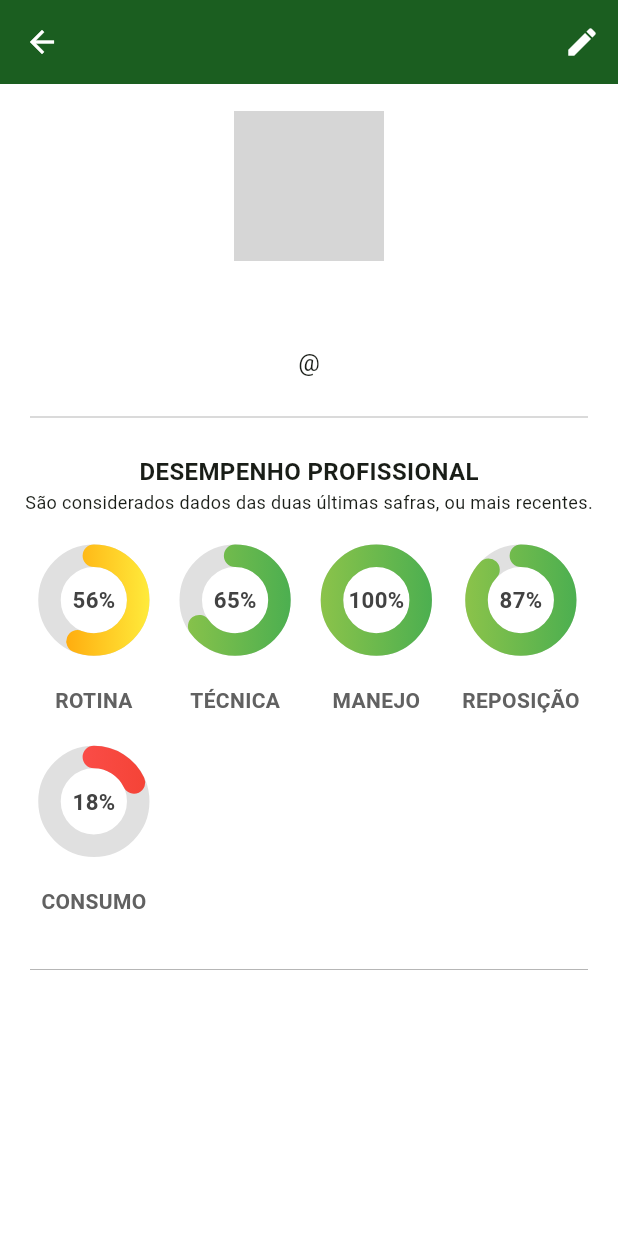
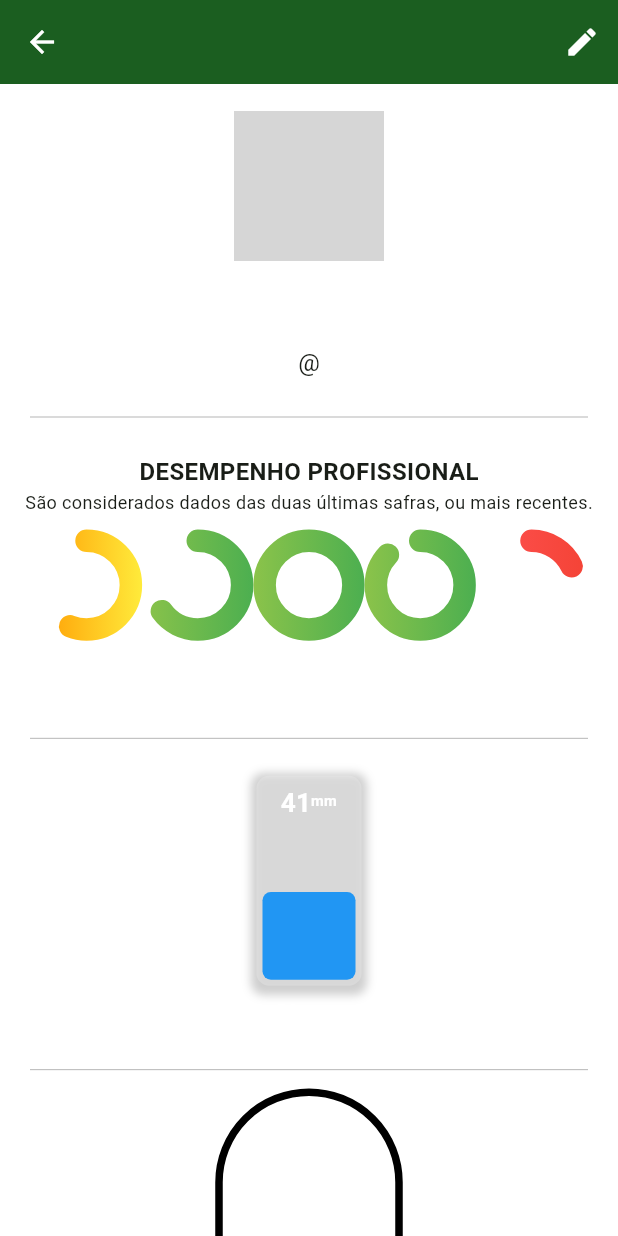
Before and after one commit to matheuspeguim/seringueiro, a Flutter app: the ProfilePage screen opened directly with empty values, on a phone screen of 412 x 824 dp. Run offline on Flutter 3.47's test engine with Material 3 defaults, Android fonts, the light colour scheme and no system bars; our stand-ins replace bloc, cloud_firestore, connectivity_plus, equatable, firebase_auth, firebase_core and 14 more; accounts and stored records are empty; network calls fail; grey boxes are pictures that could not be loaded.

Commit message:
Aplicativo com design e visuais remodelados. Criacao de graficos mais modernos e simples.

```diff
--- a/lib/views/main/home/property/property_widgets/property_buttons_widget/property_buttons_widget.dart
+++ b/lib/views/main/home/property/property_widgets/property_buttons_widget/property_buttons_widget.dart
@@ -30,8 +30,8 @@ class PropertyButtonsWidget extends StatelessWidget {
               child: Wrap(
                 direction:
                     Axis.horizontal, // Organiza os filhos horizontalmente
-                spacing: 4.0, // Espaço horizontal entre os botões
-                runSpacing: 4.0, // Espaço vertical entre as linhas
+                spacing: 1.0, // Espaço horizontal entre os botões
+                runSpacing: 1.0, // Espaço vertical entre as linhas
                 alignment: WrapAlignment
                     .center, // Alinha os botões ao início do eixo principal
                 children: state.buttons, // Os botões carregados
--- a/lib/views/main/home/weather/hourly_weather_widget.dart
+++ b/lib/views/main/home/weather/hourly_weather_widget.dart
@@ -88,7 +88,6 @@ class HourlyForecastCard extends StatelessWidget {
                   style: (TextStyle(color: Colors.white, fontSize: 12))),
             ],
           ),
-          if (forecast.precipitation > 0) // Exibir se houver precipitação
           Row(
             children: [
               Icon(
--- a/lib/views/user/profile_page/profile_page.dart
+++ b/lib/views/user/profile_page/profile_page.dart
@@ -4,8 +4,8 @@ import 'package:flutter_seringueiro/models/usuario.dart';
 import 'package:flutter_seringueiro/views/user/account_management/account_management_bloc.dart';
 import 'package:flutter_seringueiro/views/user/account_management/account_management_page.dart';
 import 'package:flutter_seringueiro/widgets/cup_fill.dart';
-import 'package:flutter_seringueiro/widgets/custom_card.dart';
-import 'package:flutter_seringueiro/widgets/porcentage_circle.dart';
+import 'package:flutter_seringueiro/widgets/mug_fill.dart';
+import 'package:flutter_seringueiro/widgets/percentage_circle.dart';
 
 class ProfilePage extends StatelessWidget {
   final Usuario usuario;
@@ -112,6 +112,16 @@ class ProfilePage extends StatelessWidget {
             ),
             Divider(),
             // Adicione mais widgets conforme necessário
+            CupFill(
+              titulo: "Chuva",
+              valor: 44,
+              escala: 0.7,
+            ),
+            Divider(),
+            RubberCollectionMugWidget(
+              title: "Produção",
+              percentage: 33,
+            )
           ],
         ),
       ),
--- a/lib/widgets/cup_fill.dart
+++ b/lib/widgets/cup_fill.dart
@@ -3,9 +3,18 @@ import 'package:flutter/material.dart';
 class CupFill extends StatefulWidget {
   final String titulo;
   final double valor;
+  final double escala;
+  final Color corPreenchimento;
+  final String unidade;
 
-  const CupFill({Key? key, required this.titulo, required this.valor})
-      : super(key: key);
+  const CupFill({
+    Key? key,
+    required this.titulo,
+    required this.valor,
+    this.escala = 1,
+    this.corPreenchimento = Colors.blue,
+    this.unidade = "mm",
+  }) : super(key: key);
 
   @override
   _CupFillState createState() => _CupFillState();
@@ -37,29 +46,33 @@ class _CupFillState extends State<CupFill> with SingleTickerProviderStateMixin {
   }
 
   Color _getColorForValue(double value) {
-    if (value < 30) return Colors.blue.shade100;
-    if (value < 60) return Colors.blue.shade500;
-    return Colors.blue.shade800;
+    return widget.corPreenchimento;
   }
 
   @override
   Widget build(BuildContext context) {
+    // Dimensões proporcionais baseadas no fator de escala
+    double width = 100 * widget.escala;
+    double height = 200 * widget.escala;
+
     return Column(
       mainAxisSize: MainAxisSize.min,
       children: [
         Container(
-          width: 200,
-          height: 300,
-          padding: const EdgeInsets.all(8.0), // Adiciona uma margem interna
+          width: width,
+          height: height,
+          padding: const EdgeInsets.all(4.0), // Adiciona uma margem interna
           decoration: BoxDecoration(
-            color: Colors.white,
-            borderRadius: BorderRadius.circular(12.0),
+            color: Colors.white.withOpacity(0.2),
+            borderRadius: BorderRadius.circular(
+                12.0 * widget.escala), // Arredondamento proporcional
             boxShadow: [
               BoxShadow(
                 color: Colors.grey.withOpacity(0.5),
-                spreadRadius: 5,
-                blurRadius: 7,
-                offset: Offset(0, 3), // changes position of shadow
+                spreadRadius: 5 * widget.escala, // Sombra proporcional
+                blurRadius: 7 * widget.escala,
+                offset: Offset(
+                    0, 3 * widget.escala), // Posição da sombra proporcional
               ),
             ],
           ),
@@ -70,35 +83,66 @@ class _CupFillState extends State<CupFill> with SingleTickerProviderStateMixin {
                 animation: _animation,
                 builder: (_, child) {
                   return Container(
-                    height: 3.0 *
-                        _animation.value, // Altura baseada no valor animado
+                    height: 2 *
+                        widget.escala *
+                        _animation
+                            .value, // Altura baseada no valor animado e escala
                     decoration: BoxDecoration(
                       color: _getColorForValue(_animation.value),
-                      borderRadius: BorderRadius.circular(8.0),
+                      borderRadius: BorderRadius.circular(8.0 * widget.escala),
                     ),
                   );
                 },
               ),
               Positioned.fill(
                 child: Padding(
-                  padding: const EdgeInsets.all(8.0),
+                  padding: const EdgeInsets.all(4.0),
                   child: Align(
-                    alignment: Alignment.topCenter,
-                    child: Text(
-                      '${_animation.value.toInt()}%',
-                      style:
-                          TextStyle(fontSize: 24, fontWeight: FontWeight.bold),
-                    ),
-                  ),
+                      alignment: Alignment.topCenter,
+                      child: RichText(
+                        textAlign: TextAlign.center,
+                        text: TextSpan(
+                          children: [
+                            TextSpan(
+                              text: '${_animation.value.toInt()}',
+                              style: TextStyle(
+                                color: Colors.white,
+                                fontSize: 25 * widget.escala,
+                                fontWeight: FontWeight.bold,
+                              ),
+                            ),
+                            WidgetSpan(
+                              child: Transform.translate(
+                                offset: const Offset(0.0,
+                                    -4.0), // Ajusta a posição do 'mm' em relação ao número
+                                child: Text(
+                                  widget.unidade,
+                                  // Texto menor e com menos destaque que o número
+                                  style: TextStyle(
+                                    color: Colors.white,
+                                    fontSize: 14 * widget.escala,
+                                    fontWeight: FontWeight.bold,
+                                  ),
+                                  textAlign: TextAlign.center,
+                                ),
+                              ),
+                            ),
+                          ],
+                        ),
+                      )),
                 ),
               ),
             ],
           ),
         ),
-        SizedBox(height: 20),
+        SizedBox(height: 10 * widget.escala),
         Text(
-          widget.titulo.toUpperCase(),
-          style: TextStyle(fontSize: 18, fontWeight: FontWeight.bold),
+          widget.titulo,
+          style: TextStyle(
+            fontSize: 24 * widget.escala,
+            fontWeight: FontWeight.bold,
+            color: Colors.white,
+          ),
         ),
       ],
     );
--- a/lib/widgets/custom_drawer.dart
+++ b/lib/widgets/custom_drawer.dart
@@ -57,7 +57,7 @@ class CustomDrawer extends StatelessWidget {
   @override
   Widget build(BuildContext context) {
     return Drawer(
-      backgroundColor: Colors.green.shade100,
+      backgroundColor: Colors.white,
       child: ListView(children: <Widget>[
         UsuarioDrawerHeader(usuario: usuario),
         ListTile(
--- /dev/null
+++ b/lib/widgets/mug_fill.dart
@@ -0,0 +1,126 @@
+import 'package:flutter/material.dart';
+
+class RubberCollectionMugWidget extends StatefulWidget {
+  final String title;
+  final double percentage;
+
+  const RubberCollectionMugWidget({
+    Key? key,
+    required this.title,
+    required this.percentage,
+  }) : super(key: key);
+
+  @override
+  _RubberCollectionMugWidgetState createState() =>
+      _RubberCollectionMugWidgetState();
+}
+
+class _RubberCollectionMugWidgetState extends State<RubberCollectionMugWidget>
+    with SingleTickerProviderStateMixin {
+  late AnimationController _animationController;
+  late Animation<double> _animation;
+
+  @override
+  void initState() {
+    super.initState();
+    _animationController = AnimationController(
+      vsync: this,
+      duration: Duration(seconds: 2),
+    );
+    _animation = Tween<double>(begin: 0, end: widget.percentage)
+        .animate(_animationController)
+      ..addListener(() {
+        setState(() {});
+      });
+    _animationController.forward();
+  }
+
+  @override
+  void dispose() {
+    _animationController.dispose();
+    super.dispose();
+  }
+
+  @override
+  Widget build(BuildContext context) {
+    return Padding(
+      padding: const EdgeInsets.all(10),
+      child: Column(
+        mainAxisSize: MainAxisSize.min,
+        children: [
+          CustomPaint(
+            painter: _RubberMugPainter(percentageCollected: _animation.value),
+            child: Container(
+              width: 200,
+              height: 200,
+            ),
+          ),
+          SizedBox(height: 8),
+          Text(widget.title, style: Theme.of(context).textTheme.headline6),
+          Text('${_animation.value.toStringAsFixed(0)}%',
+              style: Theme.of(context).textTheme.subtitle1),
+        ],
+      ),
+    );
+  }
+}
+
+class _RubberMugPainter extends CustomPainter {
+  final double percentageCollected;
+
+  _RubberMugPainter({required this.percentageCollected});
+
+  @override
+  void paint(Canvas canvas, Size size) {
+    // Desenha a caneca
+    Paint mugPaint = Paint()
+      ..color = Colors.black
+      ..style = PaintingStyle.stroke
+      ..strokeWidth = 5;
+
+    Path mugPath = Path()
+      ..moveTo(size.width * 0.2, size.height)
+      ..arcToPoint(
+        Offset(size.width * 0.8, size.height),
+        radius: Radius.circular(size.width * 0.3),
+        clockwise: false,
+      )
+      ..lineTo(size.width * 0.8, size.height * 0.2)
+      ..arcToPoint(
+        Offset(size.width * 0.2, size.height * 0.2),
+        radius: Radius.circular(size.width * 0.3),
+        clockwise: false,
+      )
+      ..close();
+
+    canvas.drawPath(mugPath, mugPaint);
+
+    // Desenha o preenchimento
+    Paint fillPaint = Paint()
+      ..color = Colors.white
+      ..style = PaintingStyle.fill;
+
+    double fillHeight = size.height * 0.8 * (percentageCollected / 100);
+    Path fillPath = Path()
+      ..moveTo(size.width * 0.2, size.height)
+      ..arcToPoint(
+        Offset(size.width * 0.8, size.height),
+        radius: Radius.circular(size.width * 0.3),
+        clockwise: false,
+      )
+      ..lineTo(size.width * 0.8, size.height - fillHeight)
+      ..arcToPoint(
+        Offset(size.width * 0.2, size.height - fillHeight),
+        radius: Radius.circular(fillHeight / 2),
+        clockwise: true,
+      )
+      ..close();
+
+    canvas.drawPath(fillPath, fillPaint);
+  }
+
+  @override
+  bool shouldRepaint(covariant CustomPainter oldDelegate) {
+    return true;
+  }
+}
--- a/lib/widgets/porcentage_circle.dart
+++ b/lib/widgets/percentage_circle.dart
@@ -44,10 +44,7 @@ class _PercentageCircleState extends State<PercentageCircle>
     final size =
         MediaQuery.of(context).size.width * 0.18; // 60% da largura da tela
 
-    return Padding(
-      // Adicionando uma margem ao redor do widget
-      padding: const EdgeInsets.all(10.0),
-      child: Column(
+    return Column(
       mainAxisSize: MainAxisSize.min,
       children: [
         Stack(
@@ -63,22 +60,20 @@ class _PercentageCircleState extends State<PercentageCircle>
               style: TextStyle(
                 fontSize: size * 0.2,
                 fontWeight: FontWeight.bold,
-                  color: Colors.grey[800],
+                color: Colors.white,
               ),
             ),
           ],
         ),
         SizedBox(height: 20),
         Text(
-            widget.titulo.toUpperCase(),
+          widget.titulo,
           style: TextStyle(
-              fontSize: 14,
             fontWeight: FontWeight.bold,
-              color: Colors.grey[700],
+            color: Colors.white,
           ),
         ),
       ],
-      ),
     );
   }
 }
@@ -91,7 +86,7 @@ class _CirclePainter extends CustomPainter {
   @override
   void paint(Canvas canvas, Size size) {
     Paint basePaint = Paint()
-      ..color = Colors.grey[300]!
+      ..color = Colors.white.withOpacity(0.2)
       ..strokeWidth = 15
       ..style = PaintingStyle.stroke;
 
```
Also changed, not shown: lib/views/main/home/home_page.dart (+33 -1 lines), lib/views/main/home/property/property_page.dart (+10 -39 lines), lib/views/main/home/property/property_widgets/propietario_widgets.dart (+3 -10 lines), lib/widgets/custom_card.dart (+5 -3 lines). Lines whose indentation alone changed are shown as unchanged.
